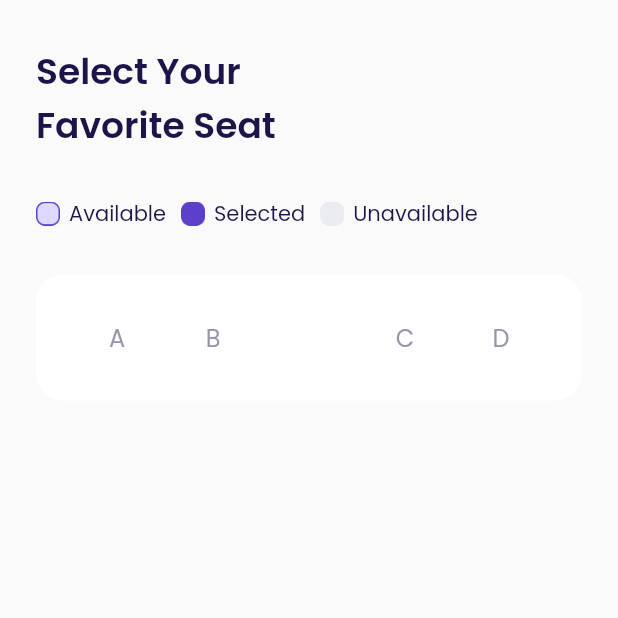
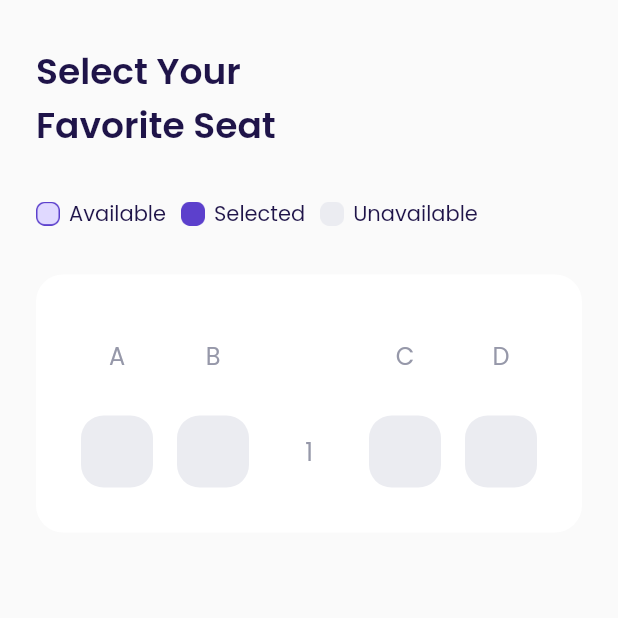
Before and after one commit to mrum13/airplane-flutter, a Flutter app: the ChooseSeatPage screen opened directly, on a phone screen of 412 x 824 dp, the top half of it. Run offline on Flutter 3.47's test engine with Material 2 defaults, Android fonts, the light colour scheme and no system bars; our stand-ins replace google_fonts.

Commit message:
Choose Seat Page - Seat Item 1

```diff
--- a/lib/shared/theme.dart
+++ b/lib/shared/theme.dart
@@ -13,6 +13,7 @@ Color kRedColor = Color(0xffEB70A5);
 Color kBackgroundColor = Color(0xffFAFAFA);
 Color kInactiveColor = Color(0xffDBD7EC);
 Color kTransparentColor = Colors.transparent;
+Color kUnavailableColor = Color(0xffEBECF1);
 
 TextStyle blackTextStyle = GoogleFonts.poppins(
   color: kBlackColor,
--- a/lib/ui/pages/choose_seat_page.dart
+++ b/lib/ui/pages/choose_seat_page.dart
@@ -1,5 +1,6 @@
 import 'package:flutter/material.dart';
 import 'package:flutter_airplane/shared/theme.dart';
+import 'package:flutter_airplane/ui/widgets/seat_item.dart';
 
 class ChooseSeatPage extends StatelessWidget {
   const ChooseSeatPage({Key? key}) : super(key: key);
@@ -79,36 +80,47 @@ class ChooseSeatPage extends StatelessWidget {
           children: [
             //SEAT INDICATORS
             Row(
+              mainAxisAlignment: MainAxisAlignment.spaceAround,
               children: [
-                Expanded(
+                Container(
+                    width: 48,
+                    height: 48,
                     child: Center(
                       child: Text(
                         'A',
                         style: greyTextStyle.copyWith(fontSize: 16),
                       ),
                     )),
-                Expanded(
+                Container(
+                    width: 48,
+                    height: 48,
                     child: Center(
                       child: Text(
                         'B',
                         style: greyTextStyle.copyWith(fontSize: 16),
                       ),
                     )),
-                Expanded(
+                Container(
+                    width: 48,
+                    height: 48,
                     child: Center(
                       child: Text(
                         '',
                         style: greyTextStyle.copyWith(fontSize: 16),
                       ),
                     )),
-                Expanded(
+                Container(
+                    width: 48,
+                    height: 48,
                     child: Center(
                       child: Text(
                         'C',
                         style: greyTextStyle.copyWith(fontSize: 16),
                       ),
                     )),
-                Expanded(
+                Container(
+                    width: 48,
+                    height: 48,
                     child: Center(
                       child: Text(
                         'D',
@@ -116,7 +128,29 @@ class ChooseSeatPage extends StatelessWidget {
                       ),
                     )),
               ],
-            )
+            ),
+            Container(
+              margin: EdgeInsets.only(top: 16),
+              child: Row(
+                mainAxisAlignment: MainAxisAlignment.spaceAround,
+                children: [
+                  SeatItem(),
+                  SeatItem(),
+                  Container(
+                    width: 48,
+                    height: 48,
+                    child: Center(
+                      child: Text(
+                        '1',
+                        style: greyTextStyle.copyWith(fontSize: 16),
+                      ),
+                    ),
+                  ),
+                  SeatItem(),
+                  SeatItem(),
+                ],
+              ),
+            ),
           ],
         ),
       );
--- /dev/null
+++ b/lib/ui/widgets/seat_item.dart
@@ -0,0 +1,16 @@
+import 'package:flutter/material.dart';
+import 'package:flutter_airplane/shared/theme.dart';
+
+class SeatItem extends StatelessWidget {
+  const SeatItem({Key? key}) : super(key: key);
+
+  @override
+  Widget build(BuildContext context) {
+    return Container(
+      width: 48,
+      height: 48,
+      decoration: BoxDecoration(
+          color: kUnavailableColor, borderRadius: BorderRadius.circular(15)),
+    );
+  }
+}
```
Lines whose indentation alone changed are shown as unchanged.
